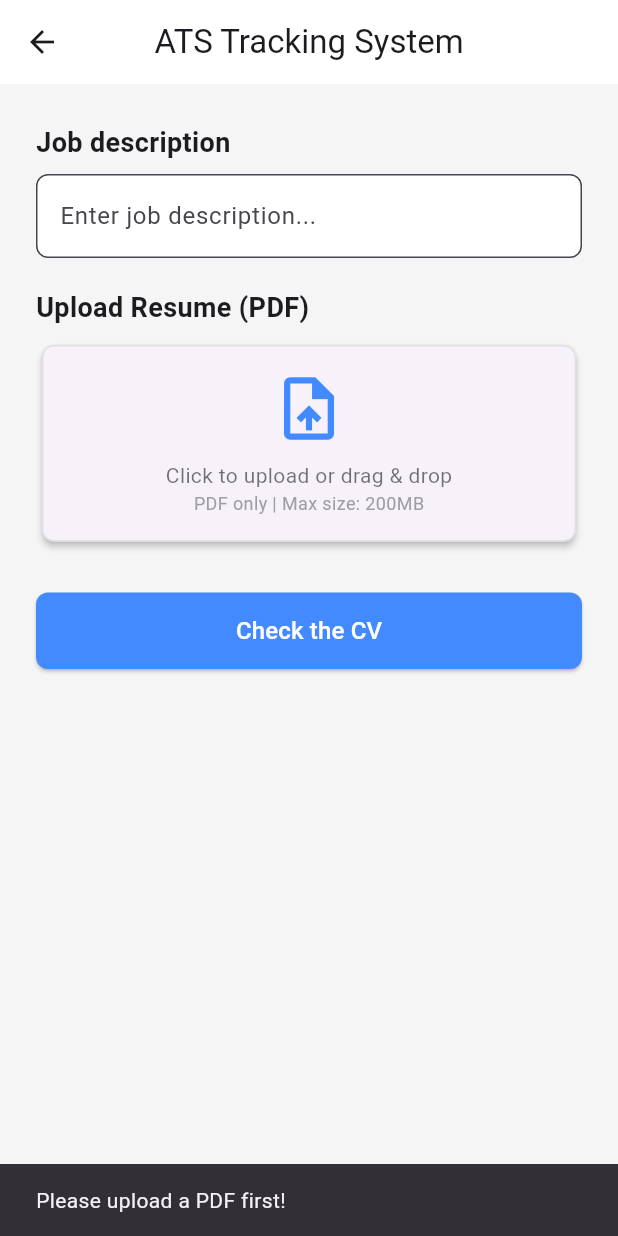
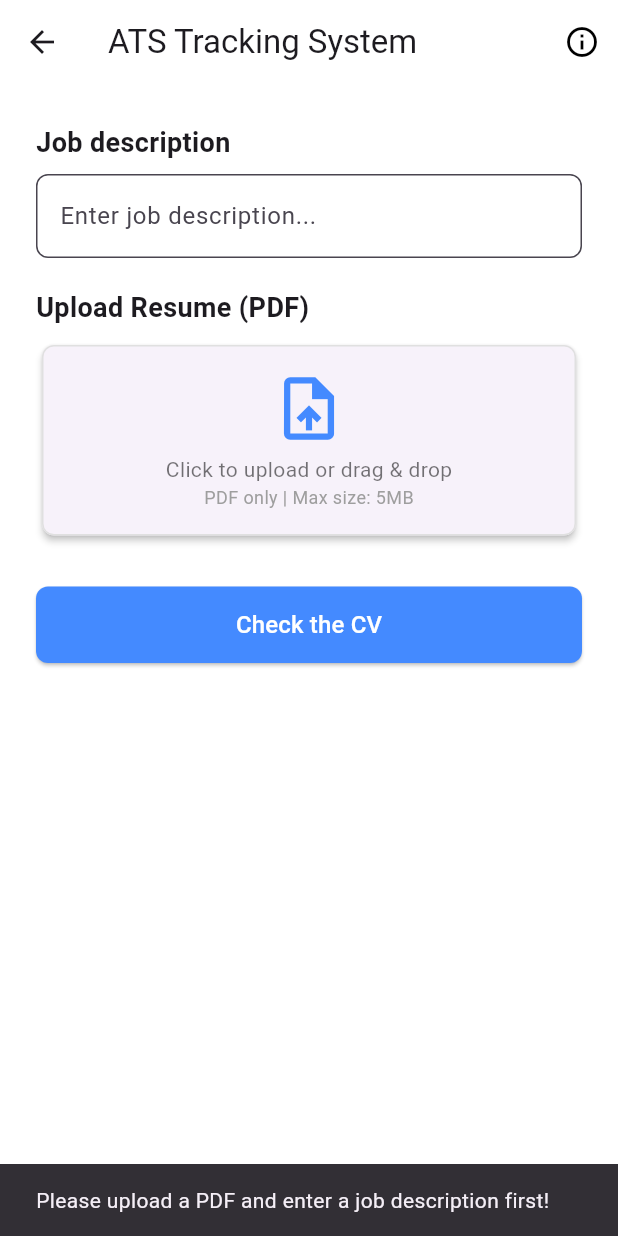
Before and after one commit to MinaSamy22/grad-proj, a Flutter app: the AtsScreen screen opened directly, after a tap on "Check the CV", on a phone screen of 412 x 824 dp. Run offline on Flutter 3.47's test engine with Material 3 defaults, Android fonts, the phone set to English and light mode, and no system bars; our stand-ins replace file_picker.

Commit message:
Update ats_screen.dart

```diff
--- a/flutter all screens + yml/lib/screens/Features/ats_screen.dart
+++ b/flutter all screens + yml/lib/screens/Features/ats_screen.dart
@@ -1,7 +1,10 @@
 import 'dart:io';
 import 'package:flutter/material.dart';
 import 'package:file_picker/file_picker.dart';
-import '../bottom_navbar.dart'; // Import your BottomNavBar
+import 'package:http/http.dart' as http;
+import 'package:http_parser/http_parser.dart';
+import 'dart:convert';
+import 'info/ATSMoreInfoScreen.dart';
 
 class AtsScreen extends StatefulWidget {
   static const String routeName = '/AtsScreen';
@@ -16,7 +19,7 @@ class _AtsScreenState extends State<AtsScreen> {
   TextEditingController jobController = TextEditingController();
   File? selectedFile; // Store the selected PDF file
   bool isUploading = false;
-  int _selectedIndex = 2; // Set the default index to "Docs" (adjust based on your navigation)
+  String aiResponse = ''; // Store the AI response
 
   Future<void> pickFile() async {
     FilePickerResult? result = await FilePicker.platform.pickFiles(
@@ -31,36 +34,80 @@ class _AtsScreenState extends State<AtsScreen> {
     }
   }
 
-  void processCV() {
-    if (selectedFile != null) {
+  Future<void> processCV() async {
+    if (selectedFile != null && jobController.text.isNotEmpty) {
       setState(() {
         isUploading = true;
+        aiResponse = ''; // Clear previous response
       });
 
-      Future.delayed(Duration(seconds: 2), () {
+      // Create a multipart request
+      var request = http.MultipartRequest(
+        'POST',
+        Uri.parse('http://192.168.1.4:5000/submit'), // Replace with your server IP
+      );
+
+      // Add the job description
+      request.fields['job_description'] = jobController.text;
+
+      // Add the PDF file
+      var fileStream = http.ByteStream(selectedFile!.openRead());
+      var length = await selectedFile!.length();
+      var multipartFile = http.MultipartFile(
+        'cv_file',
+        fileStream,
+        length,
+        filename: selectedFile!.path.split('/').last,
+        contentType: MediaType('application', 'pdf'),
+      );
+      request.files.add(multipartFile);
+
+      // Send the request
+      var response = await request.send();
+
+      if (response.statusCode == 200) {
+        var responseData = await response.stream.bytesToString();
+        var jsonResponse = json.decode(responseData);
         setState(() {
+          aiResponse = jsonResponse['ai_response'].toString();
           isUploading = false;
         });
         ScaffoldMessenger.of(context).showSnackBar(
           SnackBar(content: Text('CV Processing Completed!')),
         );
+      } else {
+        setState(() {
+          isUploading = false;
         });
+        ScaffoldMessenger.of(context).showSnackBar(
+          SnackBar(content: Text('Failed to process CV. Please try again.')),
+        );
+      }
     } else {
       ScaffoldMessenger.of(context).showSnackBar(
-        SnackBar(content: Text('Please upload a PDF first!')),
+        SnackBar(content: Text('Please upload a PDF and enter a job description first!')),
       );
     }
   }
 
-
   @override
   Widget build(BuildContext context) {
     return Scaffold(
-      backgroundColor: Colors.grey[100],
+      backgroundColor: Colors.white,
       appBar: AppBar(
         title: Text('ATS Tracking System'),
-        centerTitle: true,
         backgroundColor: Colors.white,
+        actions: [
+          IconButton(
+            icon: Icon(Icons.info_outline, color: Colors.black), // Info icon
+            onPressed: () {
+              Navigator.push(
+                context,
+                MaterialPageRoute(builder: (context) => ATSMoreInfoScreen()),
+              );
+            },
+          ),
+        ],
       ),
       body: SingleChildScrollView(
         padding: const EdgeInsets.symmetric(horizontal: 24, vertical: 16),
@@ -95,6 +142,9 @@ class _AtsScreenState extends State<AtsScreen> {
               style: TextStyle(fontSize: 18, fontWeight: FontWeight.w600),
             ),
             SizedBox(height: 8),
+
+            // Show upload container only when no file is selected
+            if (selectedFile == null)
               GestureDetector(
                 onTap: pickFile,
                 child: Card(
@@ -111,13 +161,13 @@ class _AtsScreenState extends State<AtsScreen> {
                       mainAxisAlignment: MainAxisAlignment.center,
                       children: [
                         Icon(Icons.upload_file, size: 50, color: Colors.blueAccent),
-                      SizedBox(height: 10),
+                        SizedBox(height: 6),
                         Text(
                           'Click to upload or drag & drop',
                           style: TextStyle(fontSize: 14, color: Colors.black54),
                         ),
                         Text(
-                        'PDF only | Max size: 200MB',
+                          'PDF only | Max size: 5MB',
                           style: TextStyle(fontSize: 12, color: Colors.grey),
                         ),
                       ],
@@ -125,10 +175,11 @@ class _AtsScreenState extends State<AtsScreen> {
                   ),
                 ),
               ),
+
             if (selectedFile != null) ...[
               SizedBox(height: 12),
               Card(
-                elevation: 2,
+                elevation: 1,
                 shape: RoundedRectangleBorder(borderRadius: BorderRadius.circular(8)),
                 child: ListTile(
                   leading: Icon(Icons.insert_drive_file, color: Colors.blueAccent),
@@ -154,9 +205,27 @@ class _AtsScreenState extends State<AtsScreen> {
               ),
             ],
             SizedBox(height: 30),
-            isUploading
-                ? Center(child: CircularProgressIndicator())
-                : ElevatedButton(
+            if (isUploading) ...[
+              Center(
+                child: Column(
+                  children: [
+                    CircularProgressIndicator(
+                      valueColor: AlwaysStoppedAnimation<Color>(Colors.blueAccent),
+                    ),
+                    SizedBox(height: 16),
+                    Text(
+                      'Under Processing by AI...',
+                      style: TextStyle(
+                        fontSize: 16,
+                        fontWeight: FontWeight.w500,
+                        color: Colors.black54,
+                      ),
+                    ),
+                  ],
+                ),
+              ),
+            ] else ...[
+              ElevatedButton(
                 onPressed: processCV,
                 style: ElevatedButton.styleFrom(
                   backgroundColor: Colors.blueAccent,
@@ -167,11 +236,45 @@ class _AtsScreenState extends State<AtsScreen> {
                 child: Center(child: Text('Check the CV', style: TextStyle(fontSize: 16))),
               ),
             ],
+            if (aiResponse.isNotEmpty) ...[
+              SizedBox(height: 20),
+              Text(
+                'AI Response:',
+                style: TextStyle(fontSize: 18, fontWeight: FontWeight.bold),
+              ),
+              SizedBox(height: 10),
+              Text.rich(
+                TextSpan(
+                  children: _parseBoldText(aiResponse),
                 ),
               ),
-
-
-
+            ],
+          ],
+        ),
+      ),
     );
   }
+
+  /// Function to parse `__bold__` text and return formatted spans
+  List<TextSpan> _parseBoldText(String text) {
+    final regex = RegExp(r'__(.*?)__'); // Detects __bold__ text
+    final spans = <TextSpan>[];
+
+    text.splitMapJoin(
+      regex,
+      onMatch: (match) {
+        spans.add(TextSpan(
+          text: match.group(1),
+          style: TextStyle(fontWeight: FontWeight.bold),
+        ));
+        return '';
+      },
+      onNonMatch: (nonBoldText) {
+        spans.add(TextSpan(text: nonBoldText));
+        return '';
+      },
+    );
+
+    return spans;
   }
+}
```
Lines whose indentation alone changed are shown as unchanged.
